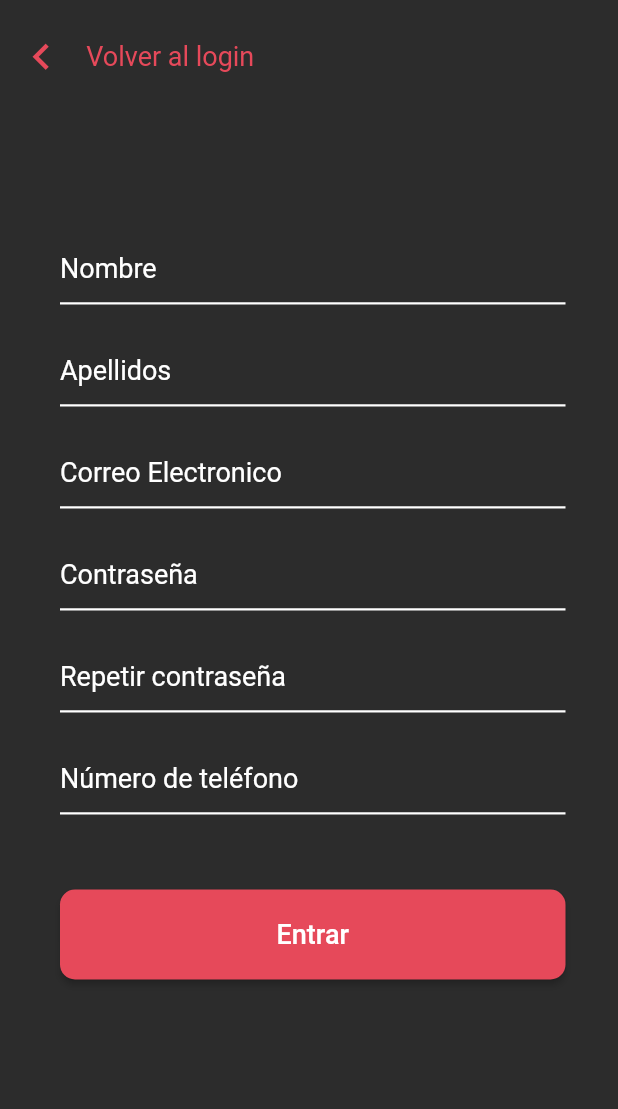
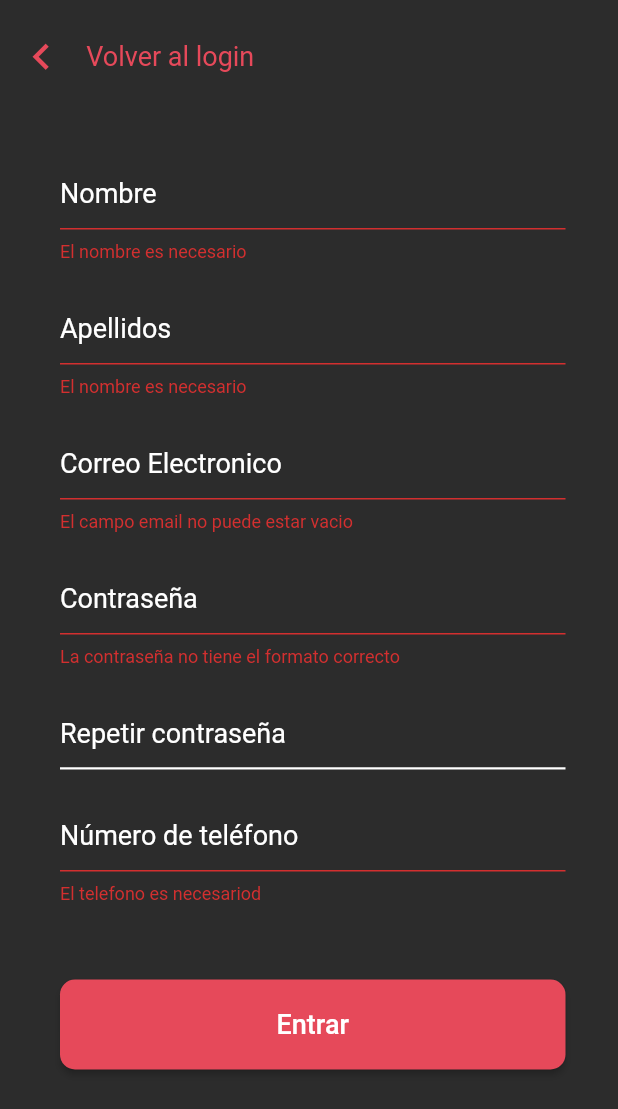
Before and after one commit to Canarygo1/cutHair, a Flutter app: the register screen opened directly, after a tap on "Entrar", on a phone screen of 412 x 824 dp. Shown: the top 1109 px of the screen. Run offline on Flutter 3.47's test engine with Material 2 defaults, Android fonts, the phone set to English and light mode, and no system bars; our stand-ins replace firebase_auth, font_awesome_flutter, toast; accounts and stored records are empty; network calls fail.

Commit message:
Metodos que comprueban todos los campos

```diff
--- a/lib/globalMethods.dart
+++ b/lib/globalMethods.dart
@@ -7,5 +7,4 @@ class globalMethods{
       MaterialPageRoute<void>(builder: (_) => page),
     );
   }
-
 }
--- a/lib/login.dart
+++ b/lib/login.dart
@@ -3,6 +3,7 @@ import 'package:flutter/widgets.dart';
 import 'package:font_awesome_flutter/font_awesome_flutter.dart';
 import 'loginCode.dart';
 import 'register.dart';
+import 'globalMethods.dart';
 
 class login extends StatelessWidget {
 
@@ -106,7 +107,7 @@ class login extends StatelessWidget {
         padding: EdgeInsets.fromLTRB(40.0, 0.0, 35.0, 20.0),
         child: GestureDetector(
           onTap: (){
-            loginCode().pushPage(context, register());
+            globalMethods().pushPage(context, register());
           },
           child: Text(
             'Registrarse',
--- a/lib/loginCode.dart
+++ b/lib/loginCode.dart
@@ -1,24 +1,28 @@
 import 'package:firebase_auth/firebase_auth.dart';
 import 'package:flutter/material.dart';
 import 'register.dart';
+import 'globalMethods.dart';
+import 'package:toast/toast.dart';
 
 class loginCode{
 
   final FirebaseAuth auth = FirebaseAuth.instance;
 
- void pushPage(BuildContext context, Widget page){
-    Navigator.of(context).push(
-      MaterialPageRoute<void>(builder: (_) => page),
-    );
- }
-
  void iniciarSesion(String email, String password, BuildContext context) async{
    FirebaseUser user;
-   user = (await auth.signInWithEmailAndPassword(
-       email: email, password: password)).user;
-   if(user != null){
-     pushPage(context, register());
-   }else{
+   try {
+     user = (await auth.signInWithEmailAndPassword(
+         email: email, password: password)).user;
+       globalMethods().pushPage(context, register());
+   }catch(Exception){
+     Toast.show(
+       "Los datos no son correctos",
+       context,
+       gravity: Toast.BOTTOM,
+       textColor: Colors.black,
+       duration: Toast.LENGTH_LONG,
+       backgroundColor: Color.fromRGBO(230, 73, 90, 0.7),
+     );
    }
  }
 }
--- a/lib/register.dart
+++ b/lib/register.dart
@@ -1,18 +1,24 @@
 import 'package:cuthair/login.dart';
 import 'package:flutter/material.dart';
 import 'package:flutter/widgets.dart';
-import 'loginCode.dart';
 import 'registerCode.dart';
-
+import 'globalMethods.dart';
 class register extends StatelessWidget {
 
+  TextEditingController nombre = TextEditingController();
+  TextEditingController apellidos = TextEditingController();
+  TextEditingController telefono = TextEditingController();
   TextEditingController email = TextEditingController();
   TextEditingController password = TextEditingController();
+  TextEditingController password2 = TextEditingController();
+  GlobalKey<FormState> keyForm = new GlobalKey();
 
   Widget nombreTextField(){
     return Padding(
-      padding: const EdgeInsets.fromLTRB(40.0, 100.0, 35.0, 20.0),
+      padding: const EdgeInsets.fromLTRB(40.0, 50.0, 35.0, 20.0),
       child: TextFormField(
+        controller: nombre,
+        validator: registerCode().validateNameAndPassword,
         decoration: InputDecoration(
           hintText: 'Nombre',
           enabledBorder: const UnderlineInputBorder(
@@ -35,6 +41,8 @@ class register extends StatelessWidget {
     return Padding(
       padding: const EdgeInsets.fromLTRB(40.0, 0.0, 35.0, 20.0),
       child: TextFormField(
+        controller: apellidos,
+        validator: registerCode().validateNameAndPassword,
         decoration: InputDecoration(
           hintText: 'Apellidos',
           enabledBorder: const UnderlineInputBorder(
@@ -58,6 +66,7 @@ class register extends StatelessWidget {
       padding: const EdgeInsets.fromLTRB(40.0, 0.0, 35.0, 20.0),
       child: TextFormField(
         controller: email,
+        validator: registerCode().checkEmail,
         decoration: InputDecoration(
           hintText: 'Correo Electronico',
           enabledBorder: const UnderlineInputBorder(
@@ -81,6 +90,7 @@ class register extends StatelessWidget {
         padding: const EdgeInsets.fromLTRB(40.0, 0.0, 35.0, 20.0),
         child: TextFormField(
           controller: password,
+          validator: registerCode().checkSecurityPassword,
           decoration: InputDecoration(
             hintText: 'Contraseña',
             enabledBorder: const UnderlineInputBorder(
@@ -103,6 +113,8 @@ class register extends StatelessWidget {
     return Padding(
         padding: const EdgeInsets.fromLTRB(40.0, 0.0, 35.0, 20.0),
         child: TextFormField(
+          controller: password2,
+          validator: registerCode().checkSamePassword,
           decoration: InputDecoration(
             hintText: 'Repetir contraseña',
             enabledBorder: const UnderlineInputBorder(
@@ -125,6 +137,8 @@ class register extends StatelessWidget {
     return Padding(
       padding: const EdgeInsets.fromLTRB(40.0, 0.0, 35.0, 20.0),
       child: TextFormField(
+        controller: telefono,
+        validator: registerCode().validateMobile,
         decoration: InputDecoration(
           hintText: 'Número de teléfono',
           enabledBorder: const UnderlineInputBorder(
@@ -156,7 +170,9 @@ class register extends StatelessWidget {
             ),
           ),
           onPressed: (){
-            registerCode().register(email.text.toString(), password.text.toString(), context);
+            if(registerCode().checkCampos(context, keyForm)){
+              registerCode().registerAuth(email.text.toString(), password.text.toString(), context);
+            };
           },
           shape: RoundedRectangleBorder(
             borderRadius: new BorderRadius.circular(10.0),
@@ -173,7 +189,7 @@ class register extends StatelessWidget {
       padding: const EdgeInsets.fromLTRB(10.0, 20.0, 230.0, 0.0),
           child: GestureDetector(
             onTap: (){
-              loginCode().pushPage(context, login());
+              globalMethods().pushPage(context, login());
             },
             child: Row(
               mainAxisAlignment: MainAxisAlignment.center,
@@ -202,7 +218,9 @@ class register extends StatelessWidget {
   @override
   Widget build(BuildContext context) {
     return Scaffold(
-      body: Container(
+      body: Form(
+        key: keyForm,
+        child: Container(
           color: Color.fromRGBO(300, 300, 300, 1),
           child: ListView(
             children: <Widget>[
@@ -215,8 +233,10 @@ class register extends StatelessWidget {
               numeroTelefono(),
               buttonRegister(context),
             ],
+          )
         ),
       ),
     );
   }
+
 }
--- a/lib/registerCode.dart
+++ b/lib/registerCode.dart
@@ -1,24 +1,96 @@
+import 'package:cuthair/globalMethods.dart';
 import 'package:cuthair/login.dart';
 import 'package:firebase_auth/firebase_auth.dart';
 import 'package:flutter/material.dart';
-import 'loginCode.dart';
 import 'login.dart';
+import 'package:toast/toast.dart';
+
 
 class registerCode{
+
   final FirebaseAuth auth =FirebaseAuth.instance;
+  static String password1;
 
-  void register(String email, String password, BuildContext context) async {
+  void registerAuth(String email, String password, BuildContext context) async {
     FirebaseUser user;
+    try{
     user = (await auth.createUserWithEmailAndPassword(
       email: email,
       password: password,
     )).user;
-    if (user != null) {
-
-      loginCode().pushPage(context, login());
-    } else {
-
+      globalMethods().pushPage(context, login());
+    }catch(e){
+      Toast.show(
+        "Los datos no son correctos",
+        context,
+        gravity: Toast.BOTTOM,
+        textColor: Colors.white,
+        duration: Toast.LENGTH_LONG,
+        backgroundColor: Color.fromRGBO(230, 73, 90, 0.7),
+      );
     }
   }
 
+  String validateNameAndPassword(String value) {
+    String pattern = r'(^[a-zA-Z ]*$)';
+    RegExp regExp = new RegExp(pattern);
+    if (value.length == 0) {
+      return "El nombre es necesario";
+    } else if (!regExp.hasMatch(value)) {
+      return "El nombre debe de ser a-z y A-Z";
+    }
+    return null;
+  }
+
+  String checkEmail(String value){
+    bool pattern = RegExp(r"^[a-zA-Z0-9.a-zA-Z0-9.!#$%&'*+-/=?^_`{|}~]+@[a-zA-Z0-9]+\.[a-zA-Z]+").hasMatch(value);
+    if(value.length == 0){
+      return "El campo email no puede estar vacio";
+    }else if(!pattern){
+      return 'Formato de email incorrecto';
+    }
+  }
+
+  String checkSecurityPassword(String value){
+    password1 = value;
+    bool pattern = RegExp(r'^(?=.*?[A-Z])(?=.*?[a-z])(?=.*?[0-9]).{8,}$').hasMatch(value);
+    if(!pattern) {
+      return "La contraseña no tiene el formato correcto";
+    }
+  }
+
+  String checkSamePassword(String password2){
+    if(password1 != password2){
+      return 'Las contraseñas no coinciden';
+    }
+  }
+
+  String validateMobile(String value) {
+    String patttern = r'(^[0-9]*$)';
+    RegExp regExp = new RegExp(patttern);
+    if (value.length == 0) {
+      return "El telefono es necesariod";
+    } else if (value.length != 9) {
+      return "El numero debe tener 10 digitos";
+    }
+    return null;
+  }
+
+  bool checkCampos(BuildContext context, GlobalKey<FormState> keyForm) {
+    if (keyForm.currentState.validate()) {
+      globalMethods().pushPage(context, login());
+      Toast.show(
+        'Datos insertados correctamente',
+        context,
+        gravity: Toast.BOTTOM,
+        textColor: Colors.black,
+        duration: Toast.LENGTH_LONG,
+        backgroundColor: Color.fromRGBO(230, 73, 90, 0.7),
+      );
+      keyForm.currentState.reset();
+      return true;
+    }else{
+      return false;
+    }
+  }
 }
--- a/pubspec.yaml
+++ b/pubspec.yaml
@@ -15,6 +15,7 @@ dependencies:
   firebase_core: ^0.4.3+2
   firebase_auth: ^0.15.3+1
   flutter_auth_buttons: ^0.6.0
+  toast: ^0.1.5
 
   cupertino_icons: ^0.1.2
 
```
Also changed, not shown: pubspec.lock. Lines whose indentation alone changed are shown as unchanged.
